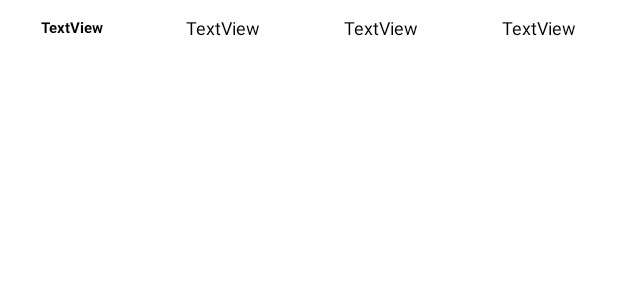
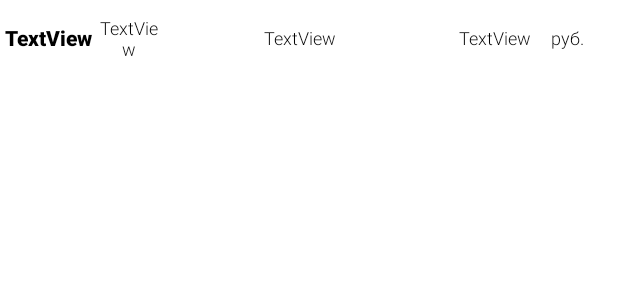
Before and after one commit to sdtsk/ExchangeApp, an Android app: the layout list_item_1.xml on its own in the app's theme, with its tools: preview values and no code run, on a phone screen of 412 x 824 dp. Shown: the top 300 px of the screen. Run offline under Robolectric (Android 15) with nearby library versions, the phone set to English and light mode, and no system bars; network calls fail.

Commit message:
add reset button and design

```diff
--- a/app/src/main/java/dss/exchangeapp/CustomArrayAdapter.java
+++ b/app/src/main/java/dss/exchangeapp/CustomArrayAdapter.java
@@ -37,6 +37,7 @@ public class CustomArrayAdapter extends ArrayAdapter<ListItemClass> {
             viewHolder.data2 = convertView.findViewById(R.id.tvData2);
             viewHolder.data3 = convertView.findViewById(R.id.tvData3);
             viewHolder.data4 = convertView.findViewById(R.id.tvData4);
+            viewHolder.data5 = convertView.findViewById(R.id.tvData4);
             convertView.setTag(viewHolder);
 
 
@@ -47,6 +48,7 @@ public class CustomArrayAdapter extends ArrayAdapter<ListItemClass> {
         viewHolder.data2.setText(listItemMain.getData_2());
         viewHolder.data3.setText(listItemMain.getData_3());
         viewHolder.data4.setText(listItemMain.getData_4());
+        viewHolder.data5.setText(listItemMain.getData_4());
 
         return convertView;
     }
@@ -56,6 +58,7 @@ public class CustomArrayAdapter extends ArrayAdapter<ListItemClass> {
         TextView data2;
         TextView data3;
         TextView data4;
+        TextView data5;
 
 
     }
--- a/app/src/main/java/dss/exchangeapp/ListItemClass.java
+++ b/app/src/main/java/dss/exchangeapp/ListItemClass.java
@@ -5,6 +5,7 @@ public class ListItemClass {
     String data_2;
     String data_3;
     String data_4;
+    String data_5;
 
     public String getData_1() {
         return data_1;
@@ -37,4 +38,8 @@ public class ListItemClass {
     public void setData_4(String data_4) {
         this.data_4 = data_4;
     }
+
+    public String getData_5() {   return data_5;   }
+
+    public void setData_5(String data_5) {   this.data_5 = data_5;    }
 }
--- a/app/src/main/res/layout/list_item_1.xml
+++ b/app/src/main/res/layout/list_item_1.xml
@@ -9,20 +9,22 @@
 
     <TextView
         android:id="@+id/tvData1"
-        android:layout_width="wrap_content"
+        android:layout_width="30dp"
         android:layout_height="wrap_content"
         android:layout_weight="1"
+        android:fontFamily="sans-serif-medium"
         android:gravity="center"
         android:text="TextView"
         android:textColor="@android:color/background_dark"
-        android:textSize="10sp"
+        android:textSize="14sp"
         android:textStyle="bold" />
 
     <TextView
         android:id="@+id/tvData2"
-        android:layout_width="wrap_content"
+        android:layout_width="10dp"
         android:layout_height="wrap_content"
         android:layout_weight="1"
+        android:fontFamily="sans-serif-light"
         android:gravity="center"
         android:text="TextView"
         android:textColor="@color/black"
@@ -30,9 +32,10 @@
 
     <TextView
         android:id="@+id/tvData3"
-        android:layout_width="wrap_content"
+        android:layout_width="150dp"
         android:layout_height="wrap_content"
         android:layout_weight="1"
+        android:fontFamily="sans-serif-light"
         android:gravity="center"
         android:text="TextView"
         android:textColor="@color/black"
@@ -40,11 +43,24 @@
 
     <TextView
         android:id="@+id/tvData4"
-        android:layout_width="wrap_content"
+        android:layout_width="40dp"
         android:layout_height="wrap_content"
         android:layout_weight="1"
+        android:fontFamily="sans-serif-light"
         android:gravity="center"
         android:text="TextView"
         android:textColor="@android:color/black"
         android:textSize="12sp" />
+
+    <TextView
+        android:id="@+id/tvData5"
+        android:layout_width="10dp"
+        android:layout_height="wrap_content"
+        android:layout_weight="1"
+        android:fontFamily="sans-serif-light"
+        android:gravity="left"
+        android:text="руб."
+        android:textColor="@android:color/black"
+        android:textSize="12sp" />
+
 </LinearLayout>
--- a/app/src/main/res/values/colors.xml
+++ b/app/src/main/res/values/colors.xml
@@ -7,4 +7,5 @@
     <color name="teal_700">#FF018786</color>
     <color name="black">#FF000000</color>
     <color name="white">#FFFFFFFF</color>
+    <color name="lgr">#ECECEC</color>
 </resources>
```
Also changed, not shown: app/src/main/java/dss/exchangeapp/MainActivity.java (+30 -16 lines), app/src/main/res/layout/activity_main.xml (+61 -10 lines).
